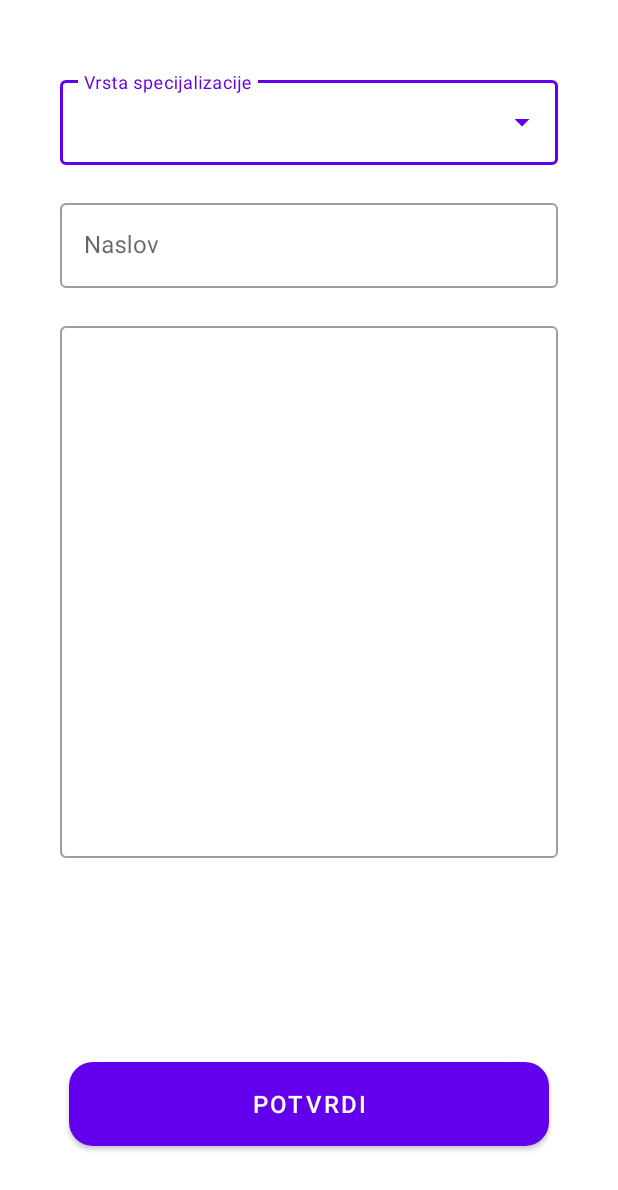
After one commit to AIR-FOI-HR/AIR2211, an Android app: the layout specijalizant_unos_denvnika.xml on its own in the app's theme, with its tools: preview values and no code run, on a phone screen of 412 x 824 dp. The commit adds this screen. Shown: the top 1190 px of the screen. Run offline under Robolectric (Android 15) with nearby library versions, the phone set to English and light mode, and no system bars.

Commit message:
Dodani xml za profil specijalizanta i unos dnevnika

```diff
--- /dev/null
+++ b/Frontend/app/src/main/res/layout/specijalizant_unos_denvnika.xml
@@ -0,0 +1,74 @@
+<?xml version="1.0" encoding="utf-8"?>
+<LinearLayout
+    xmlns:android="http://schemas.android.com/apk/res/android"
+    android:layout_width="match_parent"
+    android:layout_height="match_parent"
+    android:orientation="horizontal">
+
+    <RelativeLayout
+        android:layout_width="match_parent"
+        android:layout_height="match_parent"
+        android:padding="40dp">
+
+        <com.google.android.material.textfield.TextInputLayout
+            android:id="@+id/dropdownVrstaSpecijlizacije"
+            android:layout_width="match_parent"
+            android:layout_height="wrap_content"
+            android:layout_marginTop="8dp"
+            style="@style/Widget.MaterialComponents.TextInputLayout.OutlinedBox.ExposedDropdownMenu">
+
+            <AutoCompleteTextView
+                android:layout_width="match_parent"
+                android:layout_height="wrap_content"
+                android:hint="@string/labelVrstaSpecijalizacije"
+                android:inputType="none" />
+
+        </com.google.android.material.textfield.TextInputLayout>
+
+        <com.google.android.material.textfield.TextInputLayout
+            android:id="@+id/inputNaslovDnevnika"
+            android:layout_width="match_parent"
+            android:layout_height="wrap_content"
+            android:hint="@string/labelNaslovUnosaDnevnika"
+            android:layout_below="@id/dropdownVrstaSpecijlizacije"
+            android:layout_marginTop="20dp"
+            style="@style/Widget.MaterialComponents.TextInputLayout.OutlinedBox">
+
+            <com.google.android.material.textfield.TextInputEditText
+                android:layout_width="match_parent"
+                android:layout_height="wrap_content"
+                />
+
+        </com.google.android.material.textfield.TextInputLayout>
+
+        <com.google.android.material.textfield.TextInputLayout
+            android:id="@+id/tekstUnosaDnevnika"
+            android:layout_width="match_parent"
+            android:layout_height="360dp"
+            android:layout_below="@id/inputNaslovDnevnika"
+            android:layout_marginTop="20dp"
+            style="@style/Widget.MaterialComponents.TextInputLayout.OutlinedBox">
+
+            <com.google.android.material.textfield.TextInputEditText
+                android:layout_width="match_parent"
+                android:layout_height="match_parent"
+                />
+
+        </com.google.android.material.textfield.TextInputLayout>
+
+        <Button
+            android:id="@+id/gumbPotvrdiSpecijlizaciju"
+            android:layout_width="320dp"
+            android:layout_height="56dp"
+            android:layout_alignParentBottom="true"
+            android:layout_centerHorizontal="true"
+            android:layout_marginTop="20dp"
+            android:layout_marginBottom="20dp"
+            android:background="@drawable/rounded_corner"
+            android:elevation="10dp"
+            android:text="@string/potvrdi"
+            android:textSize="16sp" />
+
+    </RelativeLayout>
+
+</LinearLayout>
--- a/Frontend/app/src/main/res/values/strings.xml
+++ b/Frontend/app/src/main/res/values/strings.xml
@@ -17,4 +17,8 @@
     <string name="potvrdi">Potvrdi</string>
     <string name="trenutniNapredak">Trenutni napredak:</string>
     <string name="novaAktivnost">Nova aktivnost</string>
+    <string name="labelNaslovUnosaDnevnika">Naslov</string>
+    <string name="labelVrstaSpecijalizacije">Vrsta specijalizacije</string>
+    <string name="odjava">Odjavi se</string>
+    <string name="promjeniLozinku">Promijeni lozinku</string>
 </resources>
```
Also changed, not shown: Frontend/app/src/main/res/layout/specijalizant_profil.xml (added, +48 -0 lines).
